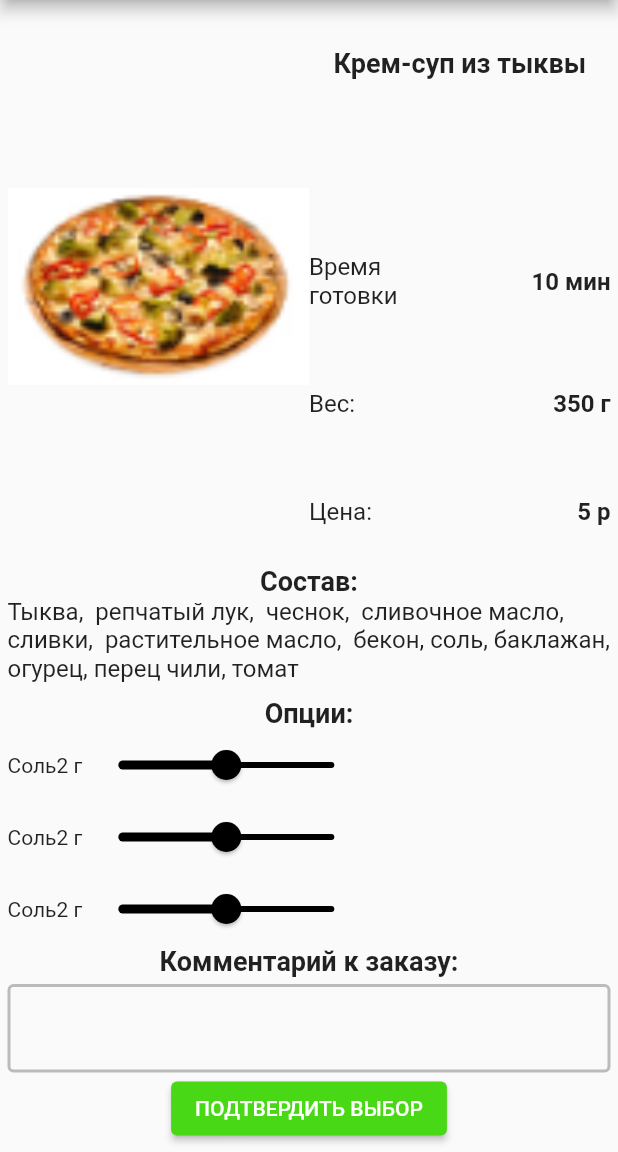
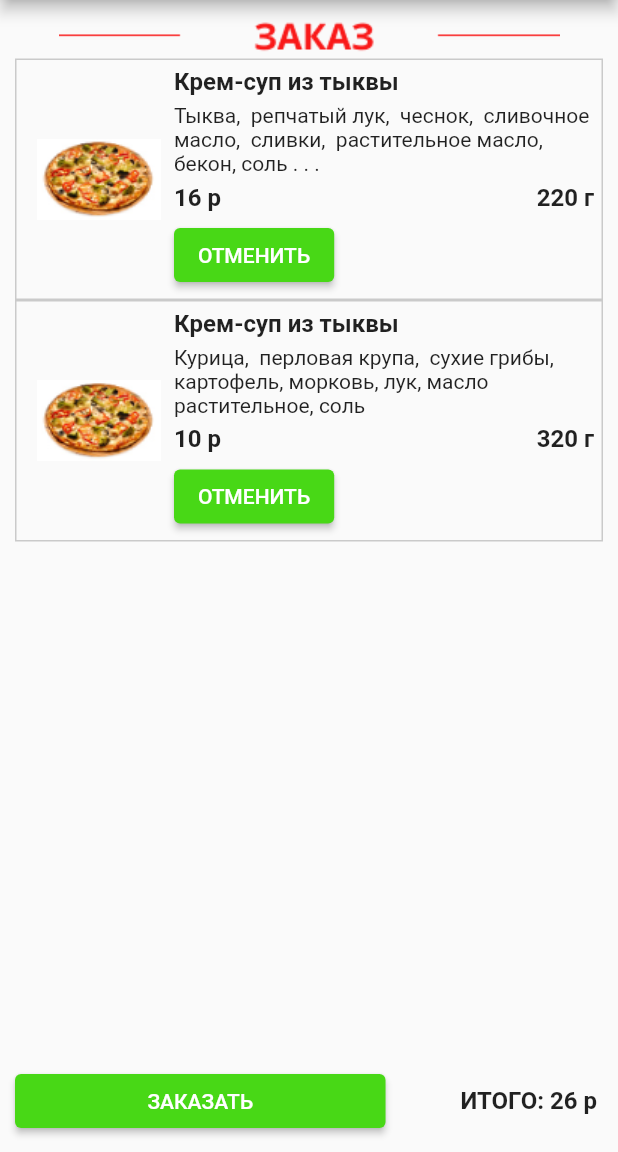
Before and after one commit to DroidWorker/RestaurantBase, a Flutter app: the screen it shows after launch, after a tap on the "menu" icon, after a tap on "ВОЙТИ", on a phone screen of 412 x 824 dp, the part 84-1236 px from its top. Run offline on Flutter 3.47's test engine with Material 2 defaults, Android fonts, the phone set to English and light mode, and no system bars.

Commit message:
orderListScreen

```diff
--- a/lib/presentation/home.dart
+++ b/lib/presentation/home.dart
@@ -2,6 +2,7 @@ import 'package:flutter/material.dart';
 import 'package:restaurant/presentation/aboutScreen.dart';
 import 'package:restaurant/presentation/authRegScreen.dart';
 import 'package:restaurant/presentation/menuTop.dart';
+import 'package:restaurant/presentation/orderListScreen.dart';
 import 'package:restaurant/presentation/orderitemScreen.dart';
 import 'package:restaurant/presentation/reviewScreen.dart';
 import 'package:restaurant/presentation/searchBox.dart';
@@ -97,11 +98,11 @@ class _HomeState extends State<Home> {
 
           ): screen==2? AboutScreenWidget(
 
-          ): screen==3? MenuScreenWidget(
+          ): screen==3? const MenuScreenWidget(
 
-          ): screen==4? OrderItemScreenWidget(
+          ): screen==4? const OrderListScreenWidget(
 
-          ): screen==5? const SizedBox.shrink(
+          ): screen==5? const OrderItemScreenWidget(
 
           ): screen==6? AuthRegScreenWidget(
             mode: screenParam,
--- /dev/null
+++ b/lib/presentation/orderListItem.dart
@@ -0,0 +1,48 @@
+import 'package:flutter/cupertino.dart';
+import 'package:flutter/material.dart';
+
+class OrderListItemWidget extends StatelessWidget{
+  final String topName;
+  final String compound;
+  final String price;
+  final String weight;
+  final String imgPath;
+  const OrderListItemWidget({Key? key, required this.topName, required this.compound, required this.price, required this.weight, required this.imgPath}) : super();
+
+  @override
+  Widget build(BuildContext context) {
+    return Container(
+        padding: const EdgeInsets.all(5),
+        decoration: BoxDecoration(
+            border: Border.all(
+                color: const Color.fromARGB(153, 170, 170, 170)
+            )
+        ),
+        child: Row(
+          crossAxisAlignment: CrossAxisAlignment.center,
+          children: [
+            Image.asset(imgPath, width: 100),
+            Expanded(child: Column(
+              crossAxisAlignment: CrossAxisAlignment.start,
+              children: [
+                Text(topName, style: TextStyle(fontWeight: FontWeight.bold, fontSize: 16)),
+                const SizedBox(height: 5),
+                Text(compound),
+                const SizedBox(height: 5),
+                Row(
+                  mainAxisAlignment: MainAxisAlignment.spaceBetween,
+                  children: [
+                    Text(price, style: TextStyle(fontWeight: FontWeight.bold, fontSize: 16)),
+                    Text(weight, style: TextStyle(fontWeight: FontWeight.bold, fontSize: 16))
+                  ],
+                ),
+                const SizedBox(height: 5),
+                ElevatedButton(onPressed: (){}, child: const Text("ОТМЕНИТЬ"), style: ElevatedButton.styleFrom(primary: const Color.fromARGB(255, 72, 216, 22)),)
+              ],
+            )
+            )
+          ],
+        ));
+  }
+
+}
--- /dev/null
+++ b/lib/presentation/orderListScreen.dart
@@ -0,0 +1,58 @@
+import 'package:flutter/cupertino.dart';
+import 'package:flutter/material.dart';
+import 'package:restaurant/presentation/orderListItem.dart';
+
+import '../domain/data/dish.dart';
+
+class OrderListScreenWidget extends StatefulWidget{
+  const OrderListScreenWidget({Key? key}) : super(key: key);
+
+  @override
+  _state createState() => _state();
+}
+
+class _state extends State<OrderListScreenWidget>{
+  List dishes = [
+    Dish(name: "Крем-суп из тыквы", compound: "Тыква,  репчатый лук,  чеснок,  сливочное масло,  сливки,  растительное масло,  бекон, соль . . .", price: "16 р", weight: "220 г", imgPath: "assets/images/image.png"),
+    Dish(name: "Крем-суп из тыквы", compound: "Курица,  перловая крупа,  сухие грибы,  картофель, морковь, лук, масло растительное, соль", price: "10 р", weight: "320 г", imgPath: "assets/images/image.png")
+  ];
+
+  String getSumm(){
+    int _summ = 0;
+    for (var element in dishes) {_summ+=int.parse(element.price.replaceAll(RegExp(r'[^0-9]'),''));};
+    return _summ.toString();
+  }
+
+  @override
+  Widget build(BuildContext context) {
+    String summ = getSumm();
+    return Container(
+      padding: const EdgeInsets.all(10),
+      child: Column(
+        children: [
+          Image.asset("assets/images/orderImage.png"),
+          Expanded(child: ListView.builder(
+              itemCount: dishes.length,
+              itemBuilder: (BuildContext context, int index) {
+                return OrderListItemWidget(
+                      topName: dishes[index].name,
+                      compound: dishes[index].compound,
+                      price: dishes[index].price,
+                      weight: dishes[index].weight,
+                      imgPath: dishes[index].imgPath);
+              }
+          ),),
+          Row(
+            mainAxisAlignment: MainAxisAlignment.spaceBetween,
+            children: [
+              Expanded(child: ElevatedButton(onPressed: (){}, child: const Text("ЗАКАЗАТЬ"), style: ElevatedButton.styleFrom(primary: const Color.fromARGB(255, 72, 216, 22)),)),
+              const SizedBox(width: 50,),
+              Text("ИТОГО: $summ р ", style: const TextStyle(fontWeight: FontWeight.bold, fontSize: 16),),
+            ],
+          )
+        ],
+      ),
+    );
+  }
+
+}
```
Also changed, not shown: assets/images/orderImage.png (added).
